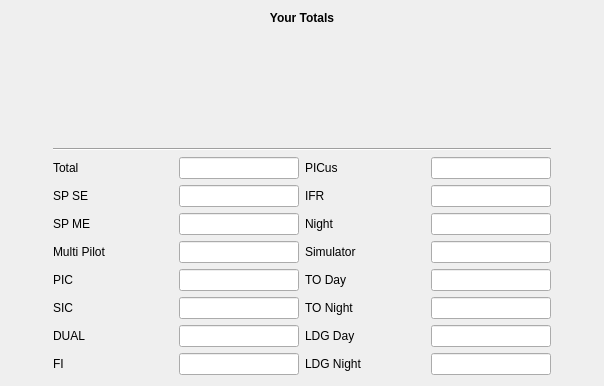
Before: the Qt Designer form src/gui/widgets/totalswidget.ui in fiffty-50/openPilotLog, drawn with Qt 5.
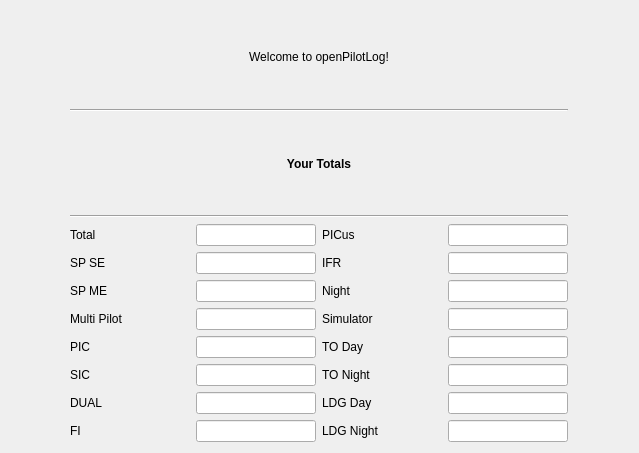
After: the same form once the commit is applied.

Commit message: added welcome message on home wigdet

Patch:
```diff
--- a/src/gui/widgets/totalswidget.ui
+++ b/src/gui/widgets/totalswidget.ui
@@ -6,8 +6,8 @@
    <rect>
     <x>0</x>
     <y>0</y>
-    <width>604</width>
-    <height>386</height>
+    <width>639</width>
+    <height>453</height>
    </rect>
   </property>
   <property name="windowTitle">
@@ -15,42 +15,16 @@
   </property>
   <layout class="QGridLayout" name="gridLayout_2">
    <item row="0" column="0">
-    <widget class="QLabel" name="label_17">
-     <property name="font">
-      <font>
-       <weight>75</weight>
-       <bold>true</bold>
-      </font>
-     </property>
+    <widget class="QLabel" name="welcomeLabel">
      <property name="text">
-      <string>Your Totals</string>
+      <string>Welcome to openPilotLog!</string>
      </property>
      <property name="alignment">
       <set>Qt::AlignCenter</set>
      </property>
     </widget>
    </item>
-   <item row="1" column="0">
-    <spacer name="verticalSpacer">
-     <property name="orientation">
-      <enum>Qt::Vertical</enum>
-     </property>
-     <property name="sizeHint" stdset="0">
-      <size>
-       <width>20</width>
-       <height>65</height>
-      </size>
-     </property>
-    </spacer>
-   </item>
-   <item row="2" column="0">
-    <widget class="Line" name="line">
-     <property name="orientation">
-      <enum>Qt::Horizontal</enum>
-     </property>
-    </widget>
-   </item>
-   <item row="3" column="0">
+   <item row="4" column="0">
     <layout class="QGridLayout" name="gridLayout">
      <item row="0" column="0">
       <widget class="QLabel" name="totalLabel">
@@ -470,6 +444,36 @@
      </item>
     </layout>
    </item>
+   <item row="2" column="0">
+    <widget class="QLabel" name="totalsLabel">
+     <property name="font">
+      <font>
+       <weight>75</weight>
+       <bold>true</bold>
+      </font>
+     </property>
+     <property name="text">
+      <string>Your Totals</string>
+     </property>
+     <property name="alignment">
+      <set>Qt::AlignCenter</set>
+     </property>
+    </widget>
+   </item>
+   <item row="3" column="0">
+    <widget class="Line" name="line">
+     <property name="orientation">
+      <enum>Qt::Horizontal</enum>
+     </property>
+    </widget>
+   </item>
+   <item row="1" column="0">
+    <widget class="Line" name="line_2">
+     <property name="orientation">
+      <enum>Qt::Horizontal</enum>
+     </property>
+    </widget>
+   </item>
   </layout>
  </widget>
  <resources/>
```
The commit also changes 4 other files.
